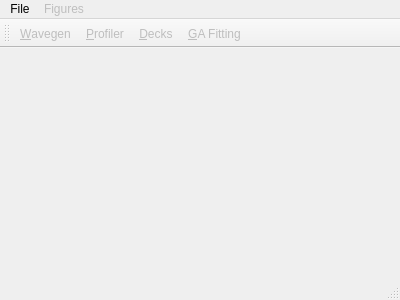
Before: the Qt Designer form src/gui/mainwindow.ui in CompEphys-team/rtdo, drawn with Qt 5.
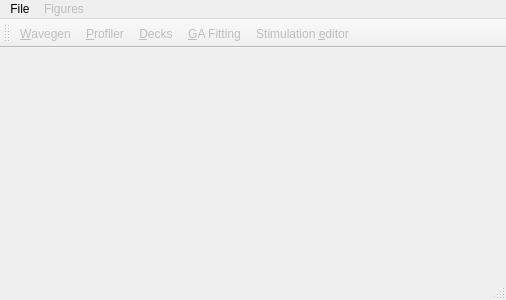
After: the same form once the commit is applied.

Commit message: Added a visual Stimulation editor

```diff
--- a/src/gui/mainwindow.ui
+++ b/src/gui/mainwindow.ui
@@ -6,7 +6,7 @@
    <rect>
     <x>0</x>
     <y>0</y>
-    <width>400</width>
+    <width>506</width>
     <height>300</height>
    </rect>
   </property>
@@ -19,7 +19,7 @@
     <rect>
      <x>0</x>
      <y>0</y>
-     <width>400</width>
+     <width>506</width>
      <height>19</height>
     </rect>
    </property>
@@ -78,6 +78,7 @@
    <addaction name="actionProfiler"/>
    <addaction name="actionDecks"/>
    <addaction name="actionGAFitter"/>
+   <addaction name="actionStimulation_editor"/>
   </widget>
   <widget class="QStatusBar" name="statusBar"/>
   <action name="actionWavegen">
@@ -169,6 +170,17 @@
     <string>Stimulations</string>
    </property>
   </action>
+  <action name="actionStimulation_editor">
+   <property name="text">
+    <string>Stimulation editor</string>
+   </property>
+   <property name="iconText">
+    <string>Stimulation &amp;editor</string>
+   </property>
+   <property name="shortcut">
+    <string>E</string>
+   </property>
+  </action>
  </widget>
  <layoutdefault spacing="6" margin="11"/>
  <resources/>
```
The commit also changes 6 other files.
